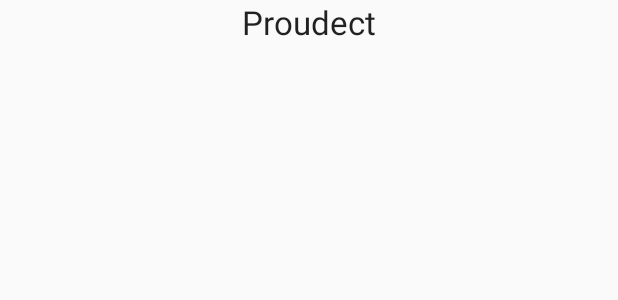
After one commit to tayseer5/SideMenuModule, an Android app: the layout product_fragment.xml on its own in the app's theme, with its tools: preview values and no code run, on a phone screen of 412 x 824 dp. The commit adds this screen. Shown: the top 300 px of the screen. Run offline under Robolectric (Android 15) with nearby library versions, the light colour scheme and no system bars.

```diff
--- /dev/null
+++ b/app/src/main/res/layout/product_fragment.xml
@@ -0,0 +1,14 @@
+<?xml version="1.0" encoding="utf-8"?>
+<LinearLayout xmlns:android="http://schemas.android.com/apk/res/android"
+    android:orientation="vertical" android:layout_width="match_parent"
+    android:layout_height="match_parent"
+    android:weightSum="1">
+
+    <TextView
+        android:layout_width="wrap_content"
+        android:layout_height="wrap_content"
+        android:textAppearance="?android:attr/textAppearanceLarge"
+        android:text="Proudect"
+        android:id="@+id/textView2"
+        android:layout_gravity="center_horizontal" />
+</LinearLayout>
```
Also changed, not shown: app/src/main/java/com/example/iti/sidemenumodule/MainFragment.java (+10 -7 lines), app/src/main/java/com/example/iti/sidemenumodule/ProductFragment.java (+6 -2 lines).
